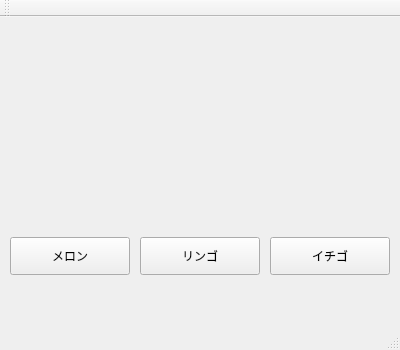
Old version of the form gittest/mainwindow.ui in the repository maedajun0107/gittest.
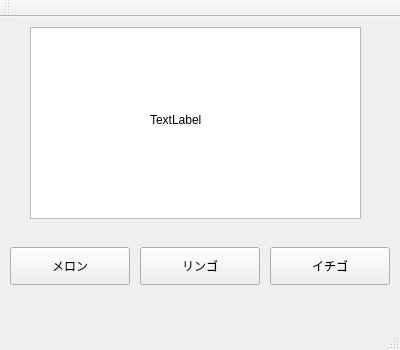
New version of the form.

Commit message: リンゴの画像の正しいかどうか判断する

Patch:
```diff
--- a/gittest/mainwindow.ui
+++ b/gittest/mainwindow.ui
@@ -18,7 +18,7 @@
     <property name="geometry">
      <rect>
       <x>10</x>
-      <y>220</y>
+      <y>230</y>
       <width>120</width>
       <height>38</height>
      </rect>
@@ -31,7 +31,7 @@
     <property name="geometry">
      <rect>
       <x>140</x>
-      <y>220</y>
+      <y>230</y>
       <width>120</width>
       <height>38</height>
      </rect>
@@ -44,7 +44,7 @@
     <property name="geometry">
      <rect>
       <x>270</x>
-      <y>220</y>
+      <y>230</y>
       <width>120</width>
       <height>38</height>
      </rect>
@@ -53,6 +53,29 @@
      <string>イチゴ</string>
     </property>
    </widget>
+   <widget class="QGraphicsView" name="graphicsView">
+    <property name="geometry">
+     <rect>
+      <x>30</x>
+      <y>10</y>
+      <width>331</width>
+      <height>192</height>
+     </rect>
+    </property>
+   </widget>
+   <widget class="QLabel" name="label">
+    <property name="geometry">
+     <rect>
+      <x>150</x>
+      <y>90</y>
+      <width>94</width>
+      <height>26</height>
+     </rect>
+    </property>
+    <property name="text">
+     <string>TextLabel</string>
+    </property>
+   </widget>
   </widget>
   <widget class="QMenuBar" name="menuBar">
    <property name="geometry">
```
The commit also changes 2 other files.
